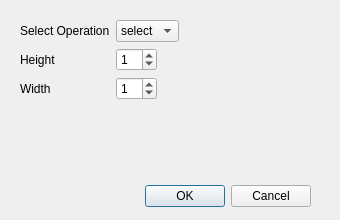
This is Dialogs/morphologydialog.ui in ai-bites/ocvGUI as Qt 5 draws it before an edit. The edited form follows.
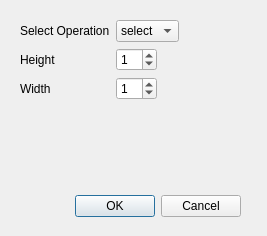
This is the edited form.

```diff
--- a/Dialogs/morphologydialog.ui
+++ b/Dialogs/morphologydialog.ui
@@ -6,8 +6,8 @@
    <rect>
     <x>0</x>
     <y>0</y>
-    <width>340</width>
-    <height>220</height>
+    <width>267</width>
+    <height>236</height>
    </rect>
   </property>
   <property name="windowTitle">
@@ -17,8 +17,8 @@
    <property name="geometry">
     <rect>
      <x>10</x>
-     <y>180</y>
-     <width>301</width>
+     <y>190</y>
+     <width>231</width>
      <height>32</height>
     </rect>
    </property>
@@ -34,8 +34,8 @@
     <rect>
      <x>20</x>
      <y>20</y>
-     <width>291</width>
-     <height>168</height>
+     <width>221</width>
+     <height>161</height>
     </rect>
    </property>
    <layout class="QFormLayout" name="formLayout_2">
```
